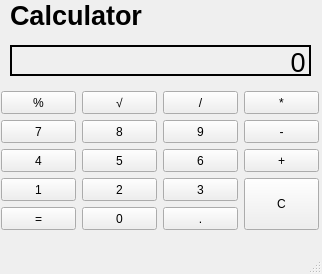
Above: design.ui from seku345/Calculator before the change. Below: the same form after it.
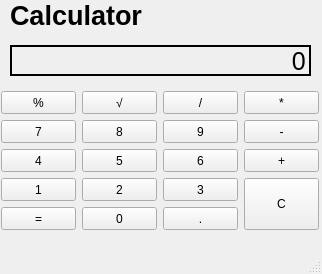
That is the form after the change.

```diff
--- a/design.ui
+++ b/design.ui
@@ -55,8 +55,8 @@
 &lt;/head&gt;
 &lt;body&gt;
 	&lt;p align=&quot;right&quot;&gt;
-	&lt;span style=&quot; font-size:20pt;&quot;&gt;0&lt;/span&gt;
-	&lt;/p&gt;
+	&lt;span style=&quot; font-size:19pt;&quot;&gt;0&lt;/span&gt;
+&lt;/p&gt;
 &lt;/body&gt;
 &lt;/html&gt;</string>
     </property>
```
